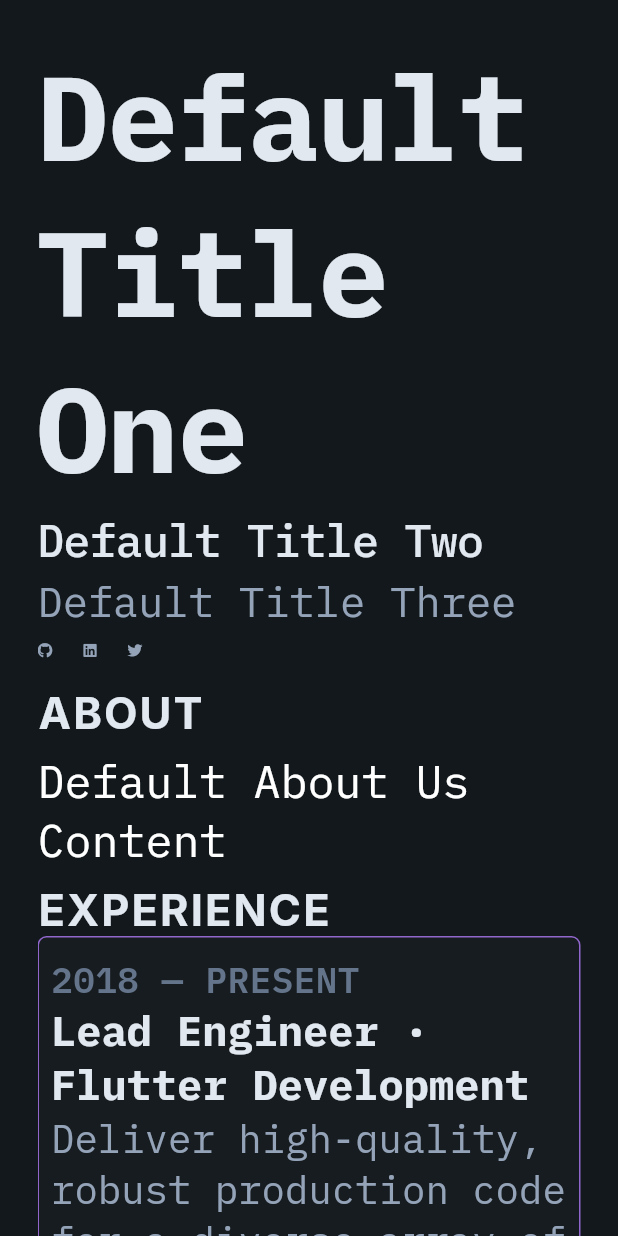
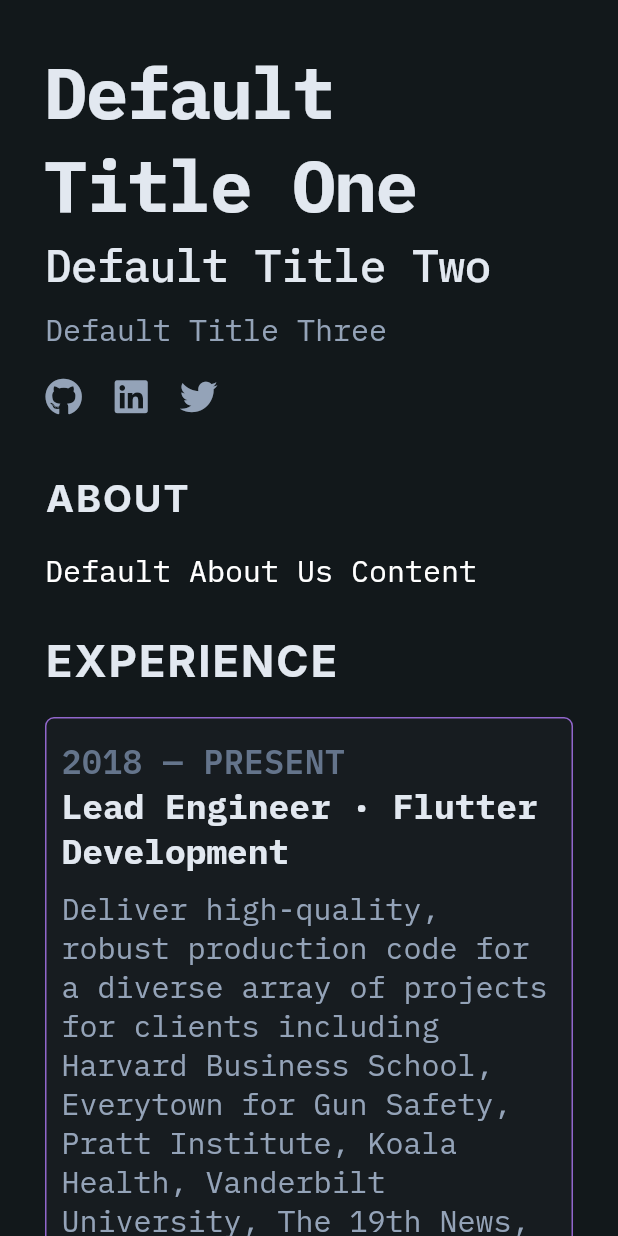
Before and after one commit to hashiqvh/portfolio, a Flutter app: the screen it shows after launch, on a phone screen of 412 x 824 dp. Run offline on Flutter 3.47's test engine with Material 2 defaults, Android fonts, the phone set to English and light mode, and no system bars; our stand-ins replace cloud_firestore, file_picker, firebase_core, firebase_storage, font_awesome_flutter, go_router and 3 more; accounts and stored records are empty.

```diff
--- a/lib/core/provider/user_data_provider.dart
+++ b/lib/core/provider/user_data_provider.dart
@@ -1,4 +1,8 @@
+// ignore_for_file: use_build_context_synchronously
+
 import 'package:flutter/widgets.dart';
+import 'package:go_router/go_router.dart';
+import 'package:my_portfolio/route_configuration.dart';
 import 'package:shared_preferences/shared_preferences.dart';
 
 class UserDataProvider extends ChangeNotifier {
@@ -29,6 +33,7 @@ class UserDataProvider extends ChangeNotifier {
   }
 
   Future<void> setUserDataAsync({
+    required BuildContext context,
     String? username,
   }) async {
     final sharedPref = await SharedPreferences.getInstance();
@@ -43,6 +48,7 @@ class UserDataProvider extends ChangeNotifier {
     }
 
     if (shouldNotify) {
+      GoRouter.of(context).go(RouteUri.admin);
       notifyListeners();
     }
   }
--- a/lib/route_configuration.dart
+++ b/lib/route_configuration.dart
@@ -112,7 +112,7 @@ GoRouter appRouter(UserDataProvider userDataProvider) {
         if (userDataProvider.isUserLoggedIn()) {
           log("logged in");
           // User is logged in, redirect to home page.
-          return RouteUri.admin;
+          return state.matchedLocation;
         } else {
           log("logged put");
           // User is not logged in, redirect to login page.
--- a/lib/user/UI/about/user_about.dart
+++ b/lib/user/UI/about/user_about.dart
@@ -20,12 +20,12 @@ class UserAboutScreen extends StatelessWidget {
               ? calculatePaddingHeight(currentScreen)
               : currentScreen == Screens.tablet
                   ? 15
-                  : 10,
+                  : 30,
           bottom: currentScreen == Screens.laptop
               ? 142
               : currentScreen == Screens.tablet
                   ? 50
-                  : 10,
+                  : 30,
         ),
         child: Column(
           crossAxisAlignment: CrossAxisAlignment.start,
@@ -35,7 +35,7 @@ class UserAboutScreen extends StatelessWidget {
                     'ABOUT',
                     style: TextStyle(
                       color: Color(0xFFE2E8F0),
-                      fontSize: 29,
+                      fontSize: 25,
                       fontFamily: 'Inter',
                       fontWeight: FontWeight.w700,
                       //   height: 0.10,
@@ -45,7 +45,7 @@ class UserAboutScreen extends StatelessWidget {
                 : const SizedBox(),
             currentScreen == Screens.phone || currentScreen == Screens.tablet
                 ? const SizedBox(
-                    height: 8,
+                    height: 20,
                   )
                 : const SizedBox(),
             Text(
@@ -53,7 +53,7 @@ class UserAboutScreen extends StatelessWidget {
               style: TextStyle(
                 fontSize: currentScreen == Screens.phone ||
                         currentScreen == Screens.tablet
-                    ? 30
+                    ? 20
                     : 16,
               ),
             ),
--- a/lib/user/UI/components/experience_box.dart
+++ b/lib/user/UI/components/experience_box.dart
@@ -32,9 +32,9 @@ class _ExperienceBoxState extends State<ExperienceBox> {
           width: 528,
           margin: EdgeInsets.only(
               bottom: widget.currentScreen == Screens.phone
-                  ? 10
+                  ? 30
                   : widget.currentScreen == Screens.tablet
-                      ? 20
+                      ? 30
                       : 48),
           clipBehavior: Clip.antiAlias,
           decoration: ShapeDecoration(
@@ -53,7 +53,7 @@ class _ExperienceBoxState extends State<ExperienceBox> {
           ),
           child: Padding(
             padding: EdgeInsets.all(
-                widget.currentScreen == Screens.phone ? 8 : 24.80),
+                widget.currentScreen == Screens.phone ? 10 : 24.80),
             child: LayoutScreenExperience(
               currentScreen: widget.currentScreen,
               children: [
@@ -70,9 +70,9 @@ class _ExperienceBoxState extends State<ExperienceBox> {
                     style: TextStyle(
                       color: const Color(0xFF64748B),
                       fontSize: widget.currentScreen == Screens.phone
-                          ? 24
+                          ? 22
                           : widget.currentScreen == Screens.tablet
-                              ? 25
+                              ? 22
                               : 12,
 
                       fontWeight: FontWeight.w600,
@@ -93,7 +93,7 @@ class _ExperienceBoxState extends State<ExperienceBox> {
                             color: const Color(0xFFE2E8F0),
                             fontSize: widget.currentScreen == Screens.phone ||
                                     widget.currentScreen == Screens.tablet
-                                ? 28
+                                ? 23
                                 : 16,
 
                             fontWeight: widget.currentScreen == Screens.phone ||
@@ -105,7 +105,7 @@ class _ExperienceBoxState extends State<ExperienceBox> {
                         ),
                         SizedBox(
                             height: widget.currentScreen == Screens.phone
-                                ? 1.5
+                                ? 10
                                 : 6.30),
                         Text(
                           'Deliver high-quality, robust production code for a diverse array of projects for clients including Harvard Business School, Everytown for Gun Safety, Pratt Institute, Koala Health, Vanderbilt University, The 19th News, and more.Provide leadership within engineering department through close collaboration, knowledge shares, and mentorship.',
@@ -113,7 +113,7 @@ class _ExperienceBoxState extends State<ExperienceBox> {
                             color: const Color(0xFF94A3B8),
                             fontSize: widget.currentScreen == Screens.phone ||
                                     widget.currentScreen == Screens.tablet
-                                ? 26
+                                ? 20
                                 : 14,
 
                             fontWeight: FontWeight.w400,
@@ -152,7 +152,7 @@ class _ExperienceBoxState extends State<ExperienceBox> {
                                                   Screens.phone ||
                                               widget.currentScreen ==
                                                   Screens.tablet
-                                          ? 24
+                                          ? 22
                                           : 14,
                                       fontWeight: FontWeight.w500,
                                     ),
--- a/lib/user/UI/components/hover_icon.dart
+++ b/lib/user/UI/components/hover_icon.dart
@@ -34,7 +34,7 @@ class HoverIconState extends State<HoverIcon> {
       child: Icon(
         widget.iconData,
         size: widget.screens == Screens.phone
-            ? 10
+            ? 25
             : widget.screens == Screens.tablet
                 ? 30
                 : 25,
--- a/lib/user/UI/experience/user_experience.dart
+++ b/lib/user/UI/experience/user_experience.dart
@@ -24,6 +24,11 @@ class Experience extends StatelessWidget {
                 ),
               )
             : const SizedBox(),
+        currentScreen == Screens.phone || currentScreen == Screens.tablet
+            ? const SizedBox(
+                height: 20,
+              )
+            : const SizedBox(),
         ListView.builder(
             primary: false,
             itemCount: 3,
--- a/lib/user/UI/home_screen.dart
+++ b/lib/user/UI/home_screen.dart
@@ -27,16 +27,6 @@ class _UserHomeScreenState extends State<UserHomeScreen> {
   Widget build(BuildContext context) {
     Screens currentScreen = getScreenSize(MediaQuery.of(context).size.width);
 
-    double screenHeight = currentScreen == Screens.laptop
-        ? 1519
-        : currentScreen == Screens.tablet
-            ? 1000
-            : 720;
-    double screenWidth = currentScreen == Screens.laptop
-        ? 739
-        : currentScreen == Screens.tablet
-            ? 800
-            : 320;
     double heightBtwnContent = currentScreen == Screens.laptop
         ? 142
         : currentScreen == Screens.tablet
@@ -92,7 +82,7 @@ class _UserHomeScreenState extends State<UserHomeScreen> {
                       child: Padding(
                         padding: EdgeInsets.only(
                           top: currentScreen == Screens.phone
-                              ? 10
+                              ? 15
                               : currentScreen == Screens.tablet
                                   ? 70
                                   : calculatePaddingHeight(currentScreen),
@@ -119,12 +109,9 @@ class _UserHomeScreenState extends State<UserHomeScreen> {
                               Text(
                                 value.dataResponse
                                     .introductoryContent['title_one'],
-                                style: TextStyle(
-                                  color: const Color(0xFFE2E8F0),
-                                  fontSize: currentScreen == Screens.phone ||
-                                          currentScreen == Screens.tablet
-                                      ? 80
-                                      : 48,
+                                style: const TextStyle(
+                                  color: Color(0xFFE2E8F0),
+                                  fontSize: 48,
 
                                   fontWeight: FontWeight.w700,
                                   // height: 0.02,
@@ -135,7 +122,7 @@ class _UserHomeScreenState extends State<UserHomeScreen> {
                                 height: currentScreen == Screens.phone
                                     ? 3
                                     : currentScreen == Screens.tablet
-                                        ? 20
+                                        ? 10
                                         : 12,
                               ),
                               Text(
@@ -156,19 +143,27 @@ class _UserHomeScreenState extends State<UserHomeScreen> {
                               SizedBox(
                                 height: currentScreen == Screens.phone ||
                                         currentScreen == Screens.tablet
-                                    ? 3
+                                    ? 10
                                     : 15,
                               ),
-                              Text(
+                              SizedBox(
+                                width: currentScreen == Screens.tablet
+                                    ? MediaQuery.of(context).size.width - 250
+                                    : null,
+                                child: Expanded(
+                                  child: Text(
                                     value.dataResponse
                                         .introductoryContent['title_three'],
                                     style: TextStyle(
                                       color: const Color(0xFF94A3B8),
-                                  fontSize: currentScreen == Screens.phone ||
+                                      fontSize: currentScreen ==
+                                                  Screens.phone ||
                                               currentScreen == Screens.tablet
-                                      ? 28
+                                          ? 20
                                           : 16,
                                       fontWeight: FontWeight.w400,
+                                    ),
+                                  ),
                                 ),
                               ),
                               if (currentScreen == Screens.laptop) ...[
@@ -193,7 +188,7 @@ class _UserHomeScreenState extends State<UserHomeScreen> {
                               ],
                               SizedBox(
                                 height: currentScreen == Screens.phone
-                                    ? 10
+                                    ? 20
                                     : currentScreen == Screens.tablet
                                         ? 25
                                         : 44,
--- a/lib/user/UI/proejcts/projects.dart
+++ b/lib/user/UI/proejcts/projects.dart
@@ -24,6 +24,11 @@ class Projects extends StatelessWidget {
                 ),
               )
             : const SizedBox(),
+        currentScreen == Screens.phone || currentScreen == Screens.tablet
+            ? const SizedBox(
+                height: 20,
+              )
+            : const SizedBox(),
         ListView.builder(
             primary: false,
             itemCount: 3,
--- a/lib/utils/utils.dart
+++ b/lib/utils/utils.dart
@@ -8,7 +8,7 @@ double calculatePaddingHeight(Screens currentScreen) {
   } else if (currentScreen == Screens.tablet) {
     return 50;
   } else {
-    return 25;
+    return 30;
   }
 }
 
@@ -18,7 +18,7 @@ double calculatePaddingWidth(Screens currentScreen) {
   } else if (currentScreen == Screens.tablet) {
     return 100;
   } else {
-    return 25;
+    return 30;
   }
 }
 
```
Also changed, not shown: lib/admin/UI/experience/edit_experience_screen.dart (+114 -38 lines), lib/admin/UI/screens/admin_login.dart (+31 -24 lines), lib/core/models/experience_model.dart (+4 -4 lines), lib/user/UI/components/project_box.dart (+8 -9 lines). Lines whose indentation alone changed are shown as unchanged.
